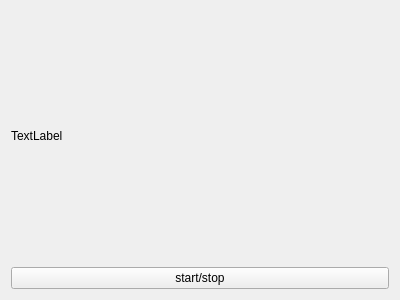
Above: PageUI/videoPage.ui from lxambulance/CoLoRagent before the change. Below: the same form after it.
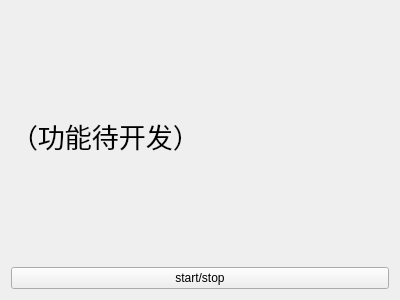
That is the form after the change.

What changed in the file:
```diff
--- a/PageUI/videoPage.ui
+++ b/PageUI/videoPage.ui
@@ -16,8 +16,13 @@
   <layout class="QVBoxLayout" name="verticalLayout">
    <item>
     <widget class="QLabel" name="label">
+     <property name="font">
+      <font>
+       <pointsize>20</pointsize>
+      </font>
+     </property>
      <property name="text">
-      <string>TextLabel</string>
+      <string>（功能待开发）</string>
      </property>
     </widget>
    </item>
```
